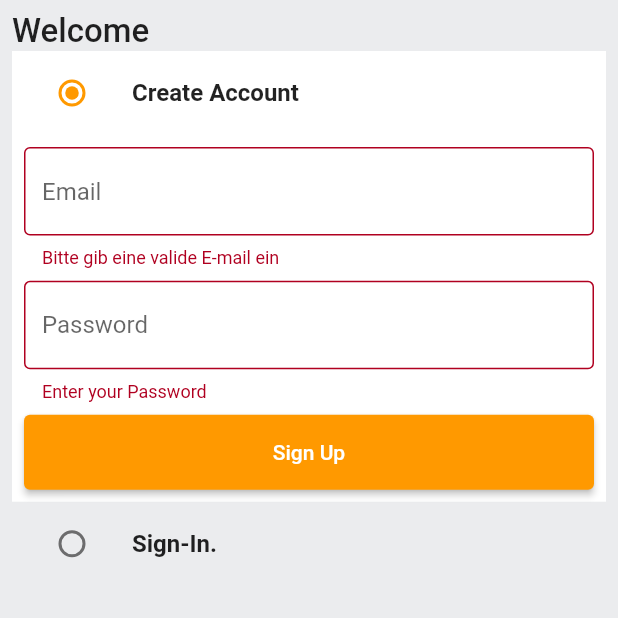
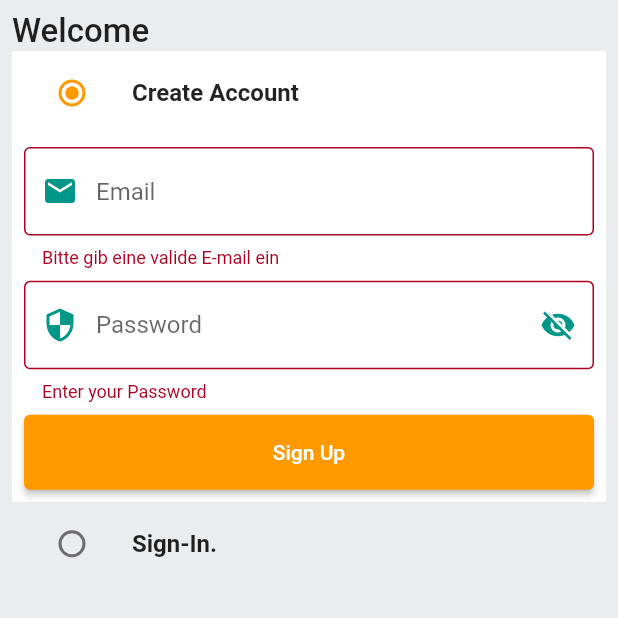
Before and after one commit to Nick-99-R/SelfConsumption, a Flutter app: the screen it shows after launch, after a tap on "Sign Up", on a phone screen of 412 x 824 dp, the top half of it. Run offline on Flutter 3.47's test engine with Material 2 defaults, Android fonts, the light colour scheme and no system bars; our stand-ins replace charts_flutter, email_validator, file_picker, shared_preferences; missing offline and left inert: shared_preferences_web.

Commit message:
add icons and password visibility functionality

```diff
--- a/lib/common/widgets/custom_textfield.dart
+++ b/lib/common/widgets/custom_textfield.dart
@@ -3,7 +3,7 @@ import 'package:flutter/material.dart';
 
 class CustomTextFieldEmail extends StatelessWidget {
   final TextEditingController controller;
-
+  final IconData? icon;
   final String hintText;
   final int maxLines;
   const CustomTextFieldEmail({
@@ -11,6 +11,7 @@ class CustomTextFieldEmail extends StatelessWidget {
     required this.controller,
     required this.hintText,
     this.maxLines = 1,
+    required this.icon,
   }) : super(key: key);
 
   @override
@@ -23,6 +24,10 @@ class CustomTextFieldEmail extends StatelessWidget {
               borderSide: BorderSide(
             color: Colors.black38,
           )),
+          prefixIcon: Icon(
+            icon,
+            color: Colors.teal,
+          ),
           enabledBorder: const OutlineInputBorder(
               borderSide: BorderSide(
             color: Colors.black38,
@@ -35,25 +40,37 @@ class CustomTextFieldEmail extends StatelessWidget {
   }
 }
 
-class CustomTextFieldPassword extends StatelessWidget {
+class CustomTextFieldPassword extends StatefulWidget {
   final TextEditingController controller;
 
   final String hintText;
   final int maxLines;
+  final IconData? icon;
+  final Function onPressed;
   const CustomTextFieldPassword({
     Key? key,
     required this.controller,
     required this.hintText,
     this.maxLines = 1,
+    this.icon,
+    required this.onPressed,
   }) : super(key: key);
+
+  @override
+  State<CustomTextFieldPassword> createState() =>
+      _CustomTextFieldPasswordState();
+}
+
+class _CustomTextFieldPasswordState extends State<CustomTextFieldPassword> {
+  bool _passwordVisible = false;
 
   @override
   Widget build(BuildContext context) {
     return TextFormField(
-      obscureText: true,
-      controller: controller,
+      obscureText: !_passwordVisible,
+      controller: widget.controller,
       decoration: InputDecoration(
-          hintText: hintText,
+        hintText: widget.hintText,
         border: const OutlineInputBorder(
             borderSide: BorderSide(
           color: Colors.black38,
@@ -61,17 +78,33 @@ class CustomTextFieldPassword extends StatelessWidget {
         enabledBorder: const OutlineInputBorder(
             borderSide: BorderSide(
           color: Colors.black38,
-          ))),
+        )),
+        prefixIcon: Icon(
+          widget.icon,
+          color: Colors.teal,
+        ),
+        suffixIcon: IconButton(
+          icon: Icon(
+            _passwordVisible ? Icons.visibility : Icons.visibility_off,
+            color: Colors.teal,
+          ),
+          onPressed: () {
+            setState(() {
+              _passwordVisible = !_passwordVisible;
+            });
+          },
+        ),
+      ),
       validator: (val) {
         if (val == null || val.isEmpty) {
-          return 'Enter your $hintText';
+          return 'Enter your ${widget.hintText}';
         }
-        if (val.length < 5) {
+        if (val.length < 6) {
           return 'Das Passwort muss mindestens 6 Zeichen lang sein';
         }
         return null;
       },
-      maxLines: maxLines,
+      maxLines: widget.maxLines,
     );
   }
 }
--- a/lib/features/account/screens/update_password_screen.dart
+++ b/lib/features/account/screens/update_password_screen.dart
@@ -51,14 +51,20 @@ class _UpdatePasswordScreenState extends State<UpdatePasswordScreen> {
                   height: size.height * 0.02,
                 ),
                 CustomTextFieldPassword(
-                    controller: _oldPasswordController,
-                    hintText: 'Altes Passwort'),
+                  controller: _oldPasswordController,
+                  hintText: 'Altes Passwort',
+                  icon: Icons.security,
+                  onPressed: () {},
+                ),
                 SizedBox(
                   height: size.height * 0.02,
                 ),
                 CustomTextFieldPassword(
-                    controller: _passwordController,
-                    hintText: 'Neues Passwort'),
+                  controller: _passwordController,
+                  hintText: 'Neues Passwort',
+                  icon: Icons.security,
+                  onPressed: () {},
+                ),
                 SizedBox(
                   height: size.height * 0.02,
                 ),
--- a/lib/features/auth/screens/auth_screen.dart
+++ b/lib/features/auth/screens/auth_screen.dart
@@ -100,11 +100,14 @@ class _AuthScreenState extends State<AuthScreen> {
                         CustomTextFieldEmail(
                           controller: _emailController,
                           hintText: 'Email',
+                          icon: Icons.email,
                         ),
                         SizedBox(height: size.height * 0.01),
                         CustomTextFieldPassword(
                           controller: _passwordController,
                           hintText: 'Password',
+                          icon: Icons.security,
+                          onPressed: () {},
                         ),
                         SizedBox(height: size.height * 0.01),
                         CustomButton(
@@ -151,11 +154,13 @@ class _AuthScreenState extends State<AuthScreen> {
                         CustomTextFieldEmail(
                           controller: _emailController,
                           hintText: 'Email',
+                          icon: Icons.email,
                         ),
                         const SizedBox(height: 10),
                         CustomTextFieldPassword(
                           controller: _passwordController,
                           hintText: 'Password',
+                          onPressed: () {},
                         ),
                         const SizedBox(height: 10),
                         CustomButton(
```
Also changed, not shown: flutter_01.png (added). Lines whose indentation alone changed are shown as unchanged.
